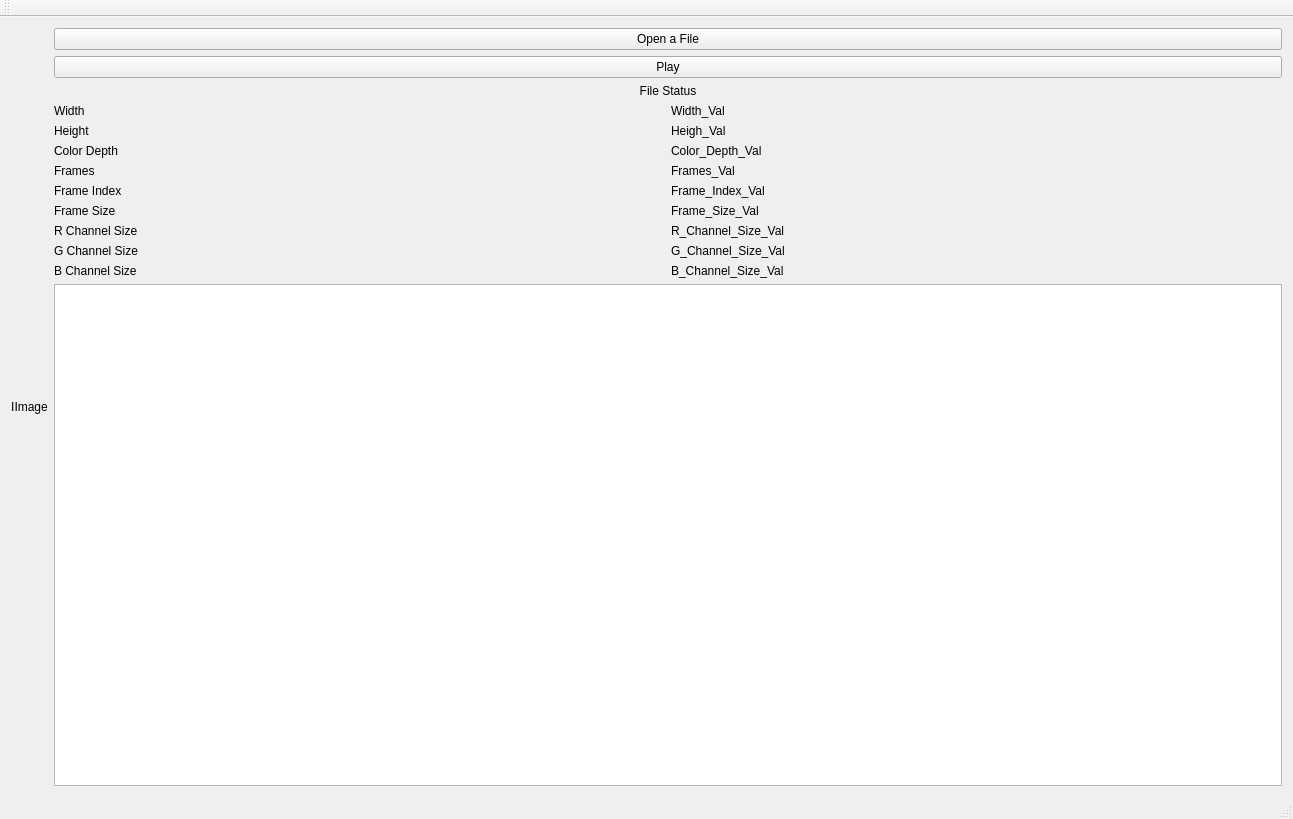
Above: Assignment 1/Assignment 1 Code/Assignment 1 Code/Assignment1Code.ui from jingyangcarl/CSCI576 before the change. Below: the same form after it.
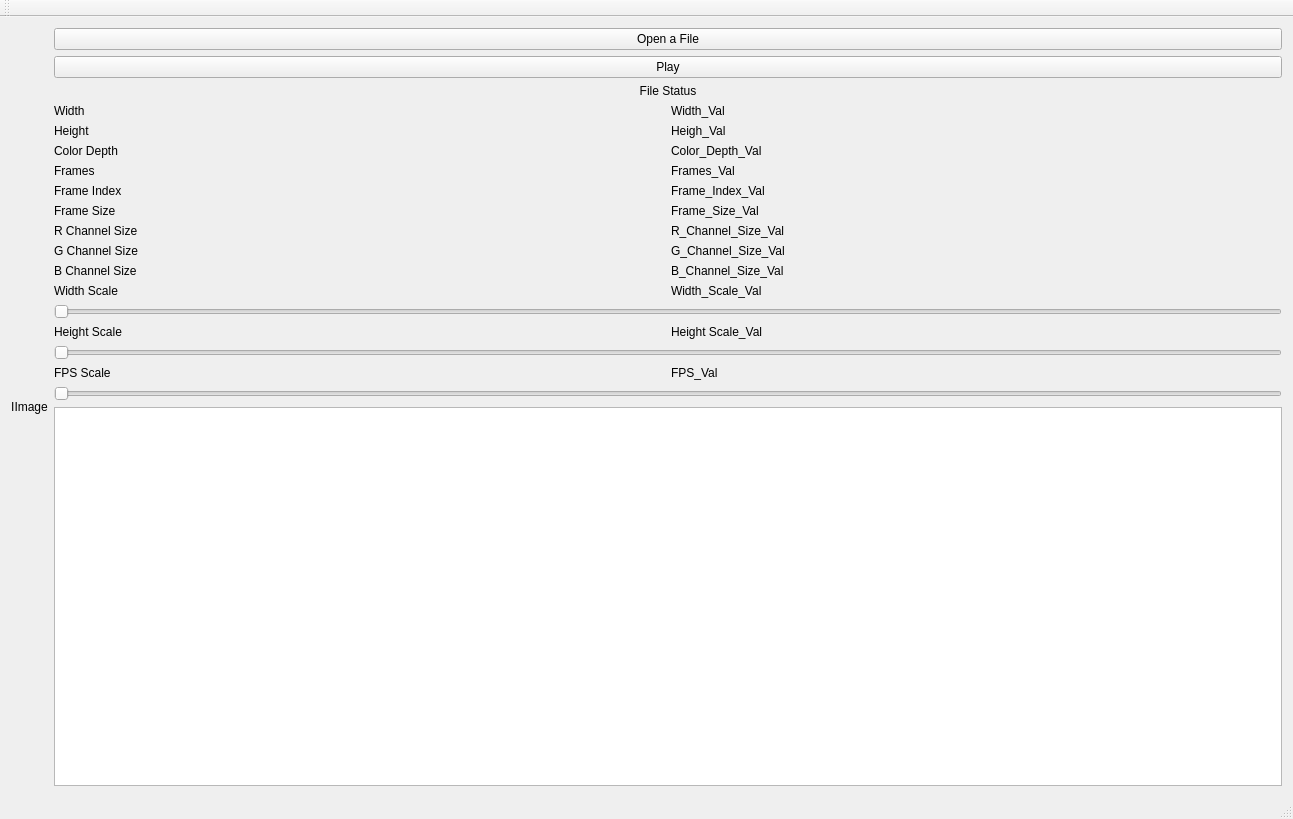
That is the form after the change.

Commit message: add horizontal slider for factor scaling

```diff
--- a/Assignment 1/Assignment 1 Code/Assignment 1 Code/Assignment1Code.ui
+++ b/Assignment 1/Assignment 1 Code/Assignment 1 Code/Assignment1Code.ui
@@ -18,7 +18,7 @@
     <item row="0" column="1">
      <layout class="QVBoxLayout" name="verticalLayout_2">
       <item>
-       <layout class="QGridLayout" name="gridLayout_3">
+       <layout class="QGridLayout" name="gridLayout_1">
         <item row="0" column="0">
          <widget class="QPushButton" name="pushButton_load">
           <property name="text">
@@ -176,12 +176,75 @@
        </layout>
       </item>
       <item>
-       <layout class="QVBoxLayout" name="verticalLayout_2_2">
-        <item>
-         <widget class="QTextEdit" name="textEdit"/>
+       <layout class="QGridLayout" name="gridLayout_3">
+        <item row="3" column="1">
+         <widget class="QLabel" name="label_height_scale_val">
+          <property name="text">
+           <string>Height Scale_Val</string>
+          </property>
+         </widget>
+        </item>
+        <item row="0" column="1">
+         <widget class="QLabel" name="label_width_scale_val">
+          <property name="text">
+           <string>Width_Scale_Val</string>
+          </property>
+         </widget>
+        </item>
+        <item row="3" column="0">
+         <widget class="QLabel" name="label_height_scale">
+          <property name="text">
+           <string>Height Scale</string>
+          </property>
+         </widget>
+        </item>
+        <item row="8" column="0">
+         <widget class="QLabel" name="label_fps_scale">
+          <property name="text">
+           <string>FPS Scale</string>
+          </property>
+         </widget>
+        </item>
+        <item row="7" column="0" colspan="2">
+         <widget class="QSlider" name="horizontalSlider_height_scale">
+          <property name="orientation">
+           <enum>Qt::Horizontal</enum>
+          </property>
+         </widget>
+        </item>
+        <item row="8" column="1">
+         <widget class="QLabel" name="label_fps_scale_val">
+          <property name="text">
+           <string>FPS_Val</string>
+          </property>
+         </widget>
+        </item>
+        <item row="9" column="0" colspan="2">
+         <widget class="QSlider" name="horizontalSlider_fps_scale">
+          <property name="orientation">
+           <enum>Qt::Horizontal</enum>
+          </property>
+         </widget>
+        </item>
+        <item row="2" column="0" colspan="2">
+         <widget class="QSlider" name="horizontalSlider_width_scale">
+          <property name="orientation">
+           <enum>Qt::Horizontal</enum>
+          </property>
+         </widget>
+        </item>
+        <item row="0" column="0">
+         <widget class="QLabel" name="label_width_scale">
+          <property name="text">
+           <string>Width Scale</string>
+          </property>
+         </widget>
         </item>
        </layout>
       </item>
+      <item>
+       <widget class="QTextEdit" name="textEdit"/>
+      </item>
      </layout>
     </item>
     <item row="0" column="0">
```
The commit also changes 20 other files.
